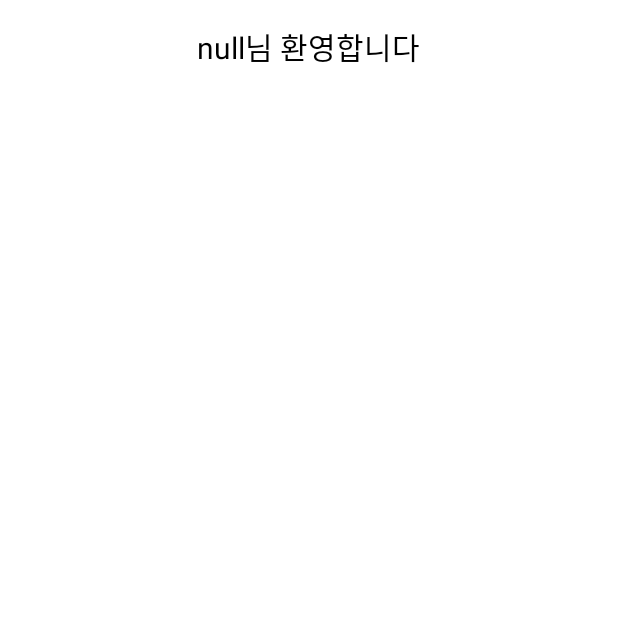
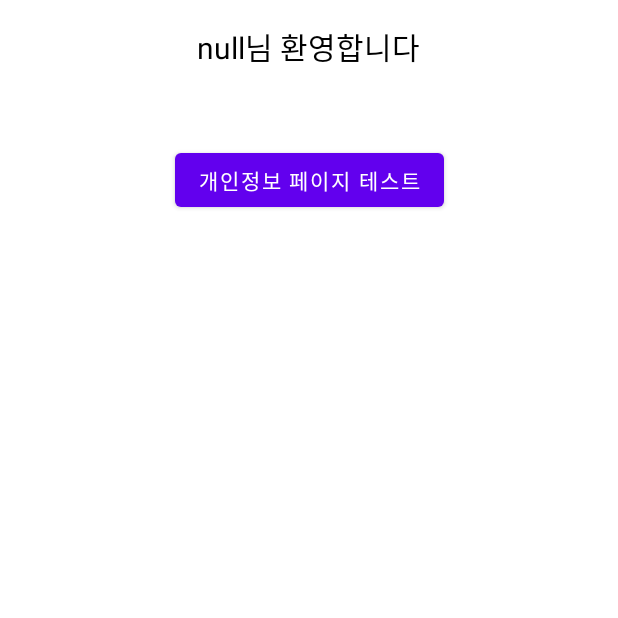
Before and after one commit to seo-00/Cage-Android, an Android app: the MainActivity screen opened directly, with no data from a screen before it, on a phone screen of 412 x 824 dp, the top half of it. Run offline under Robolectric (Android 15) with nearby library versions, the phone set to English and light mode, and no system bars; network calls fail.

```diff
--- a/app/src/main/java/com/example/smart_cage_android/MainActivity.java
+++ b/app/src/main/java/com/example/smart_cage_android/MainActivity.java
@@ -4,11 +4,14 @@ import androidx.appcompat.app.AppCompatActivity;
 
 import android.content.Intent;
 import android.os.Bundle;
+import android.view.View;
+import android.widget.Button;
 import android.widget.TextView;
 
 public class MainActivity extends AppCompatActivity {
 
     private TextView tv_id;
+    private Button btn_test;
 
     @Override
     protected void onCreate(Bundle savedInstanceState) {
@@ -17,10 +20,23 @@ public class MainActivity extends AppCompatActivity {
 
 
         tv_id = findViewById(R.id.tv_id);
+        btn_test = findViewById(R.id.btn_test);
 
         Intent intent = getIntent();
         String userID = intent.getStringExtra("userID");
 
         tv_id.setText(userID + "님 환영합니다");
+
+        //테스트 버튼 클릭
+        btn_test.setOnClickListener(new View.OnClickListener() {
+            @Override
+            public void onClick(View view) {
+                Intent intent = new Intent(MainActivity.this, PersonalConfigActivity.class);
+                intent.putExtra("userID", userID);
+                startActivity(intent);
+            }
+        });
+
+
     }
 }
--- a/app/src/main/res/layout/activity_main.xml
+++ b/app/src/main/res/layout/activity_main.xml
@@ -21,4 +21,16 @@
         app:layout_constraintStart_toStartOf="parent"
         app:layout_constraintTop_toTopOf="parent" />
 
+    <Button
+        android:id="@+id/btn_test"
+        android:layout_width="wrap_content"
+        android:layout_height="wrap_content"
+        android:layout_marginStart="8dp"
+        android:layout_marginTop="50dp"
+        android:layout_marginEnd="8dp"
+        android:text="개인정보 페이지 테스트"
+        app:layout_constraintEnd_toEndOf="parent"
+        app:layout_constraintStart_toStartOf="parent"
+        app:layout_constraintTop_toBottomOf="@+id/tv_id" />
+
 </androidx.constraintlayout.widget.ConstraintLayout>
```
